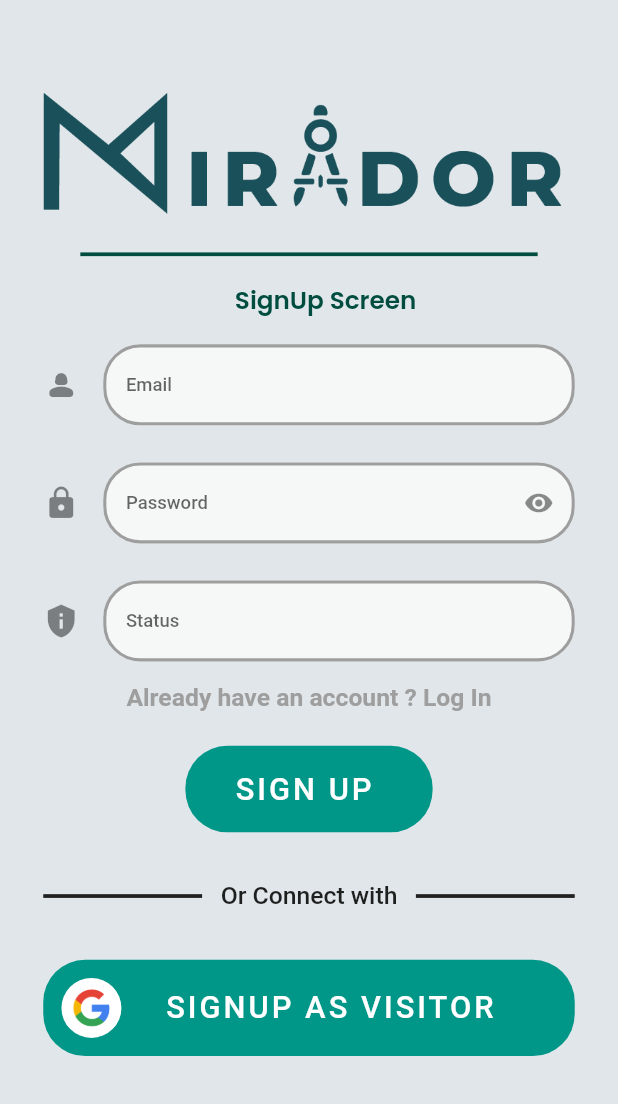
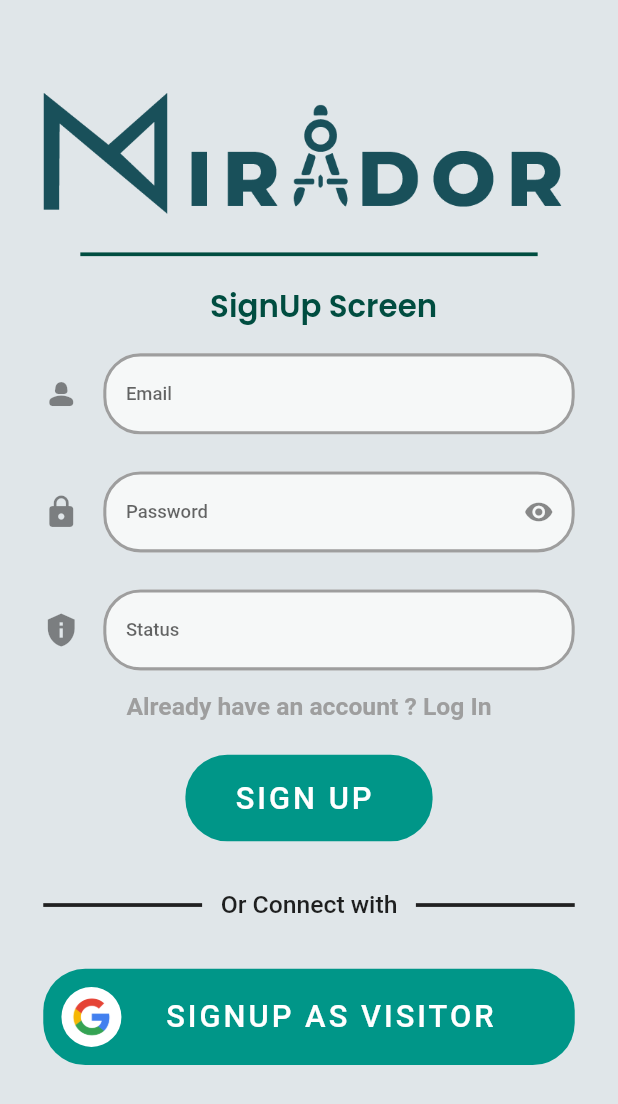
Before and after one commit to maryam-fatima/campus-mirador, a Flutter app: the SignUpScreen screen opened directly, on a phone screen of 412 x 824 dp. Shown: the top 1104 px of the screen. Run offline on Flutter 3.47's test engine with Material 2 defaults, Android fonts, the phone set to English and light mode, and no system bars; our stand-ins replace cloud_firestore, firebase_auth, firebase_core, font_awesome_flutter, google_fonts, google_sign_in and 2 more; missing offline and left inert: chat_gpt_sdk; accounts and stored records are empty.

Commit message:
login responsive done

```diff
--- a/lib/screens/Authentication/signUp.dart
+++ b/lib/screens/Authentication/signUp.dart
@@ -62,12 +62,12 @@
               ),
               Padding(
                 padding: EdgeInsets.fromLTRB(
-                    width * 0.3, height * 0.02, 0, height * 0.02),
+                    width * 0.26, height * 0.02, 0, height * 0.02),
                 child: Text(
                   'SignUp Screen',
                   style: GoogleFonts.poppins(
                     textStyle: TextStyle(
-                      fontSize: width * 0.04,
+                      fontSize: width * 0.05,
                       color: Colors.teal.shade900,
                       fontWeight: FontWeight.w600,
                     ),
```
